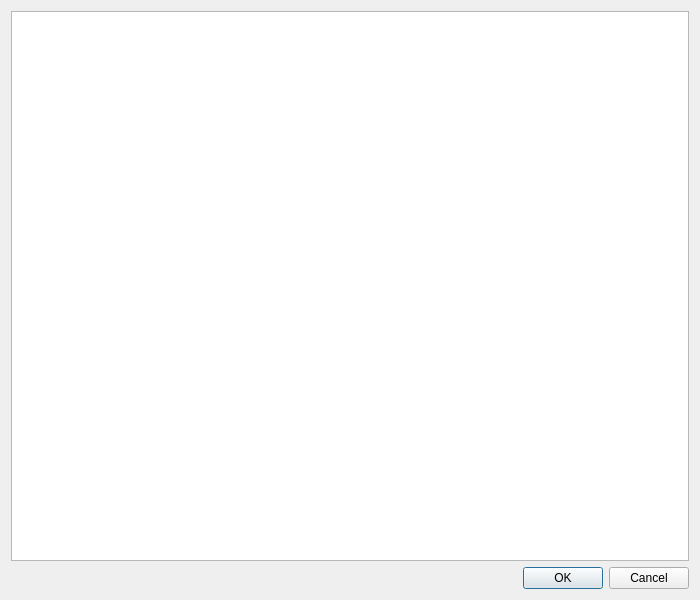
qt-creator/qt-creator, file src/plugins/clangtools/clangselectablefilesdialog.ui: the form before one commit.
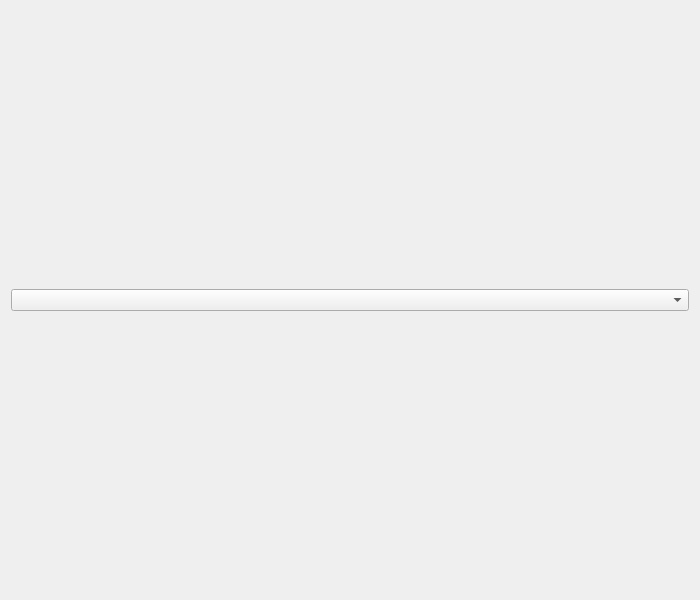
The form after the commit.

Commit message:
ClangTools: Make file selection dialog searchable/filterable
Allow filtering for open and edited documents.
Add also search functionality (triggerable by e.g. Ctrl+F).

What changed in the file:
```diff
--- a/src/plugins/clangtools/clangselectablefilesdialog.ui
+++ b/src/plugins/clangtools/clangselectablefilesdialog.ui
@@ -15,19 +15,12 @@
   </property>
   <layout class="QVBoxLayout" name="verticalLayout">
    <item>
-    <widget class="QTreeView" name="filesView">
-     <property name="headerHidden">
-      <bool>true</bool>
-     </property>
-    </widget>
-   </item>
-   <item>
-    <widget class="QDialogButtonBox" name="buttons">
-     <property name="orientation">
-      <enum>Qt::Horizontal</enum>
-     </property>
-     <property name="standardButtons">
-      <set>QDialogButtonBox::Cancel|QDialogButtonBox::Ok</set>
+    <widget class="QComboBox" name="fileFilterComboBox">
+     <property name="sizePolicy">
+      <sizepolicy hsizetype="Preferred" vsizetype="Fixed">
+       <horstretch>0</horstretch>
+       <verstretch>0</verstretch>
+      </sizepolicy>
      </property>
     </widget>
    </item>
```
Left out of the diff: 35 changed lines with no effect on the pictures. The commit also changes 6 other files.
